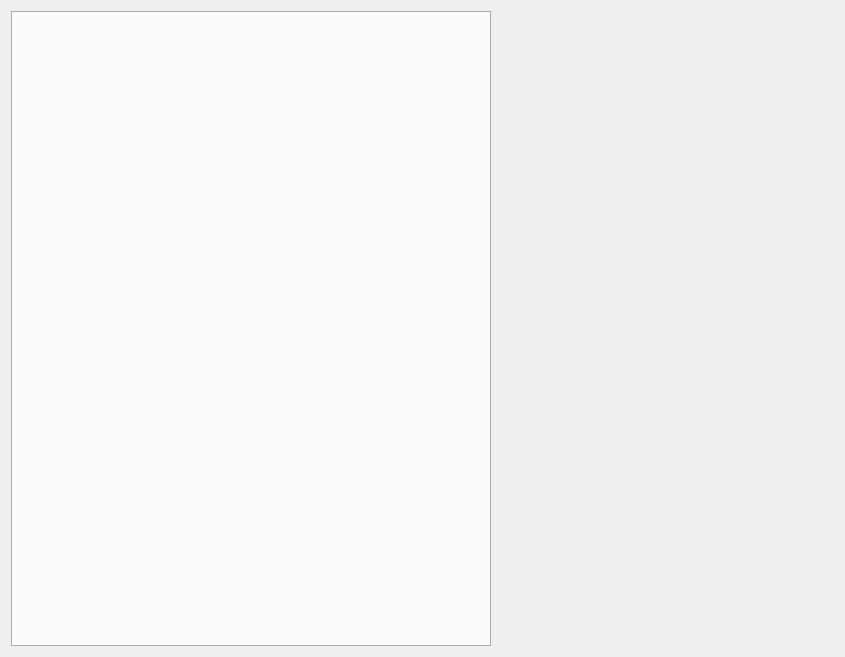
The window that Visualizer/ui/visualizer.ui (nwrush/Visualization) describes before a commit, drawn with Qt 5.
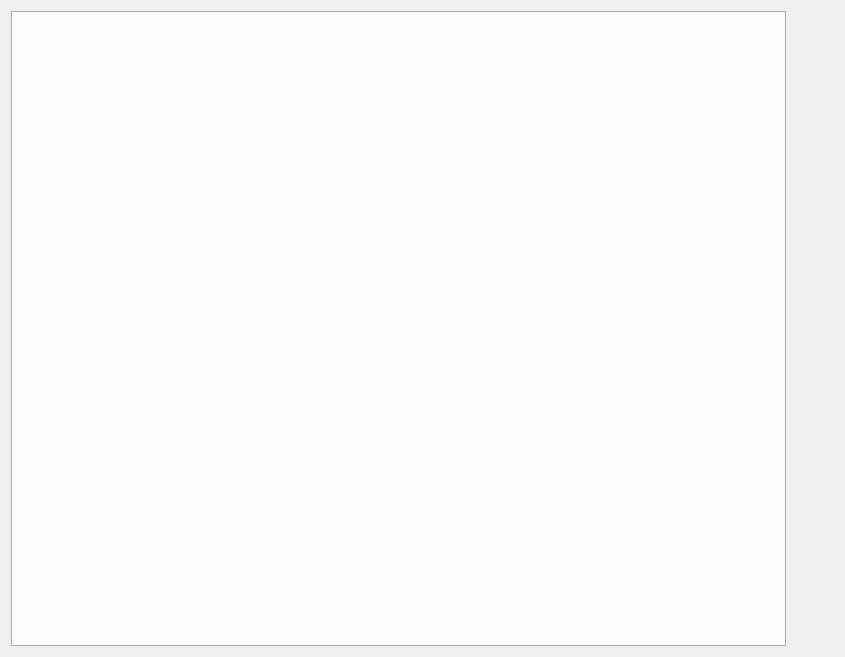
The same window after the commit.

Patch:
```diff
--- a/Visualizer/ui/visualizer.ui
+++ b/Visualizer/ui/visualizer.ui
@@ -18,13 +18,13 @@
     <widget class="QTabWidget" name="tabWidget">
      <property name="minimumSize">
       <size>
-       <width>480</width>
+       <width>0</width>
        <height>0</height>
       </size>
      </property>
      <property name="maximumSize">
       <size>
-       <width>480</width>
+       <width>16777215</width>
        <height>16777215</height>
       </size>
      </property>
```
